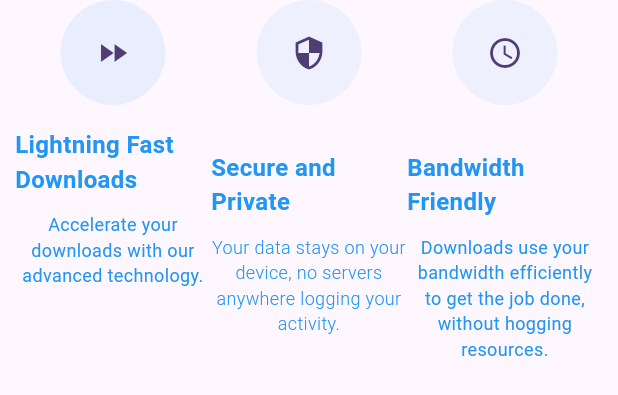
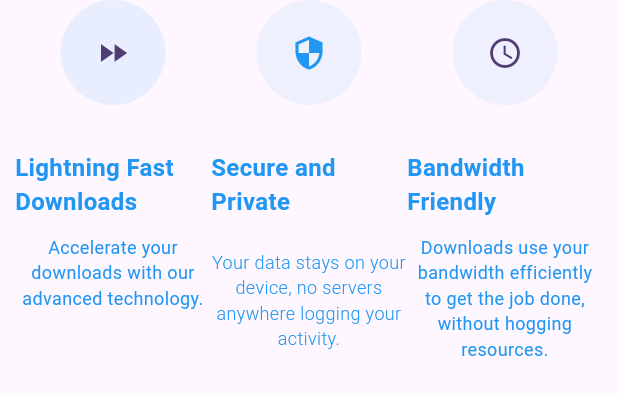
Before and after one commit to ThatLinuxGuyYouKnow/TurboShark-website-, a Flutter app: the FeatureSection widget shown alone on an empty page, opened directly, on a phone screen of 412 x 824 dp. Shown: the top 395 px of the screen. Run offline on Flutter 3.47's test engine with Material 3 defaults, Android fonts, the phone set to English and light mode, and no system bars; our stand-ins replace google_fonts; Roboto replaces fonts that are missing (Ubuntu).

Commit message:
chore: colour grading icons in feature section

```diff
--- a/lib/UI/sections/featureSection.dart
+++ b/lib/UI/sections/featureSection.dart
@@ -21,7 +21,7 @@ class FeatureSection extends StatelessWidget {
                   child: const Icon(Icons.fast_forward),
                 ),
                 SizedBox(
-                  height: 15,
+                  height: 30,
                 ),
                 Text(
                   'Lightning Fast Downloads',
@@ -52,7 +52,10 @@ class FeatureSection extends StatelessWidget {
                 CircleAvatar(
                   radius: 35,
                   backgroundColor: Colors.blue.shade300.withOpacity(.1),
-                  child: Icon(Icons.security),
+                  child: Icon(
+                    Icons.security,
+                    color: Colors.blue,
+                  ),
                 ),
                 SizedBox(
                   height: 30,
@@ -65,7 +68,7 @@ class FeatureSection extends StatelessWidget {
                       fontWeight: FontWeight.bold),
                 ),
                 SizedBox(
-                  height: 10,
+                  height: 20,
                 ),
                 Text(
                   'Your data stays on your device, no servers anywhere logging your activity.',
```
